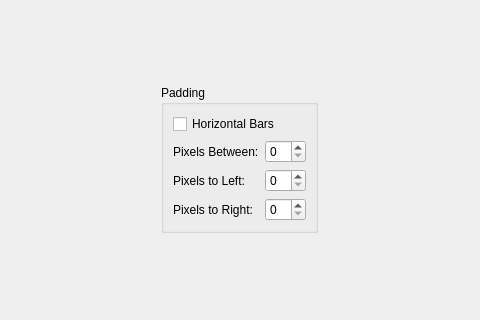
Old version of the form PlotManager.ui in the repository whatudone/plotxy; both pictures show x 524 to 1004 and y 221 to 541 of the 1259 by 764 pixel window.
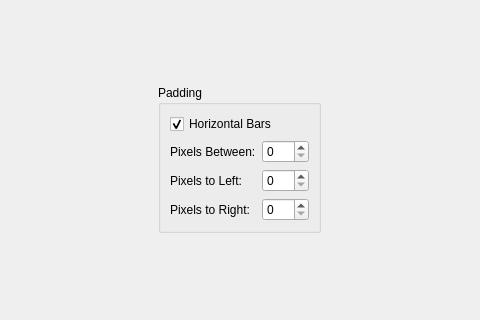
New version of the form. The open tabs and pages were chosen to show the change. Custom widgets are drawn as their Qt base class.

What changed in the file:
```diff
--- a/PlotManager.ui
+++ b/PlotManager.ui
@@ -5305,6 +5305,9 @@
                 <property name="text">
                  <string>Horizontal Bars</string>
                 </property>
+                <property name="checked">
+                 <bool>true</bool>
+                </property>
                </widget>
               </item>
               <item>
@@ -5317,7 +5320,11 @@
                  </widget>
                 </item>
                 <item row="0" column="1">
-                 <widget class="QSpinBox" name="spinBox_between"/>
+                 <widget class="QSpinBox" name="spinBox_between">
+                  <property name="maximum">
+                   <number>999</number>
+                  </property>
+                 </widget>
                 </item>
                 <item row="1" column="0">
                  <widget class="QLabel" name="label_117">
@@ -5327,7 +5334,11 @@
                  </widget>
                 </item>
                 <item row="1" column="1">
-                 <widget class="QSpinBox" name="spinBox_left"/>
+                 <widget class="QSpinBox" name="spinBox_left">
+                  <property name="maximum">
+                   <number>999</number>
+                  </property>
+                 </widget>
                 </item>
                 <item row="2" column="0">
                  <widget class="QLabel" name="label_118">
@@ -5337,7 +5348,11 @@
                  </widget>
                 </item>
                 <item row="2" column="1">
-                 <widget class="QSpinBox" name="spinBox_right"/>
+                 <widget class="QSpinBox" name="spinBox_right">
+                  <property name="maximum">
+                   <number>999</number>
+                  </property>
+                 </widget>
                 </item>
                </layout>
               </item>
```
